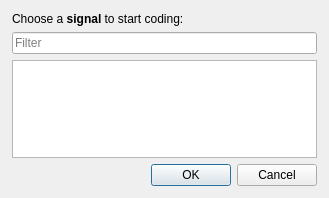
Qt form app/designer/signaleditor.ui (objectwheel/objectwheel) before a commit.
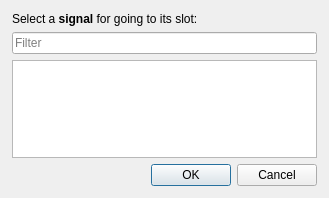
The same form after that commit.

```diff
--- a/app/designer/signaleditor.ui
+++ b/app/designer/signaleditor.ui
@@ -32,7 +32,7 @@
    <item>
     <widget class="QLabel" name="label">
      <property name="text">
-      <string>Choose a &lt;b&gt;signal&lt;/b&gt; to start coding:</string>
+      <string>Select a &lt;b&gt;signal&lt;/b&gt; for going to its slot:</string>
      </property>
     </widget>
    </item>
```
